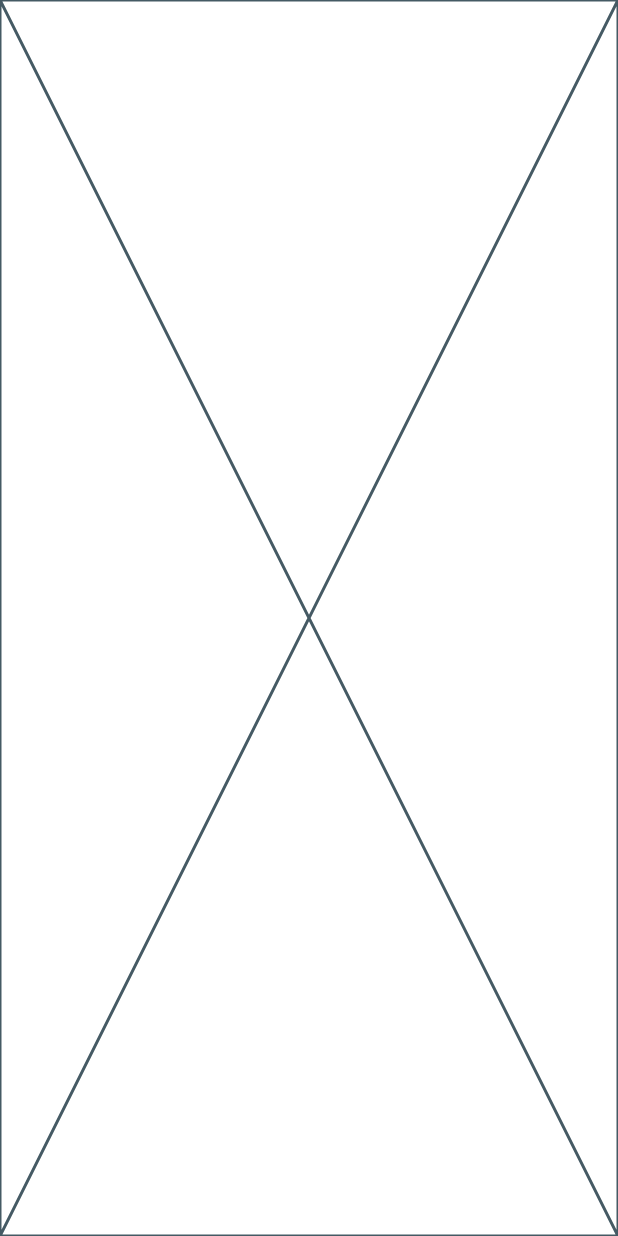
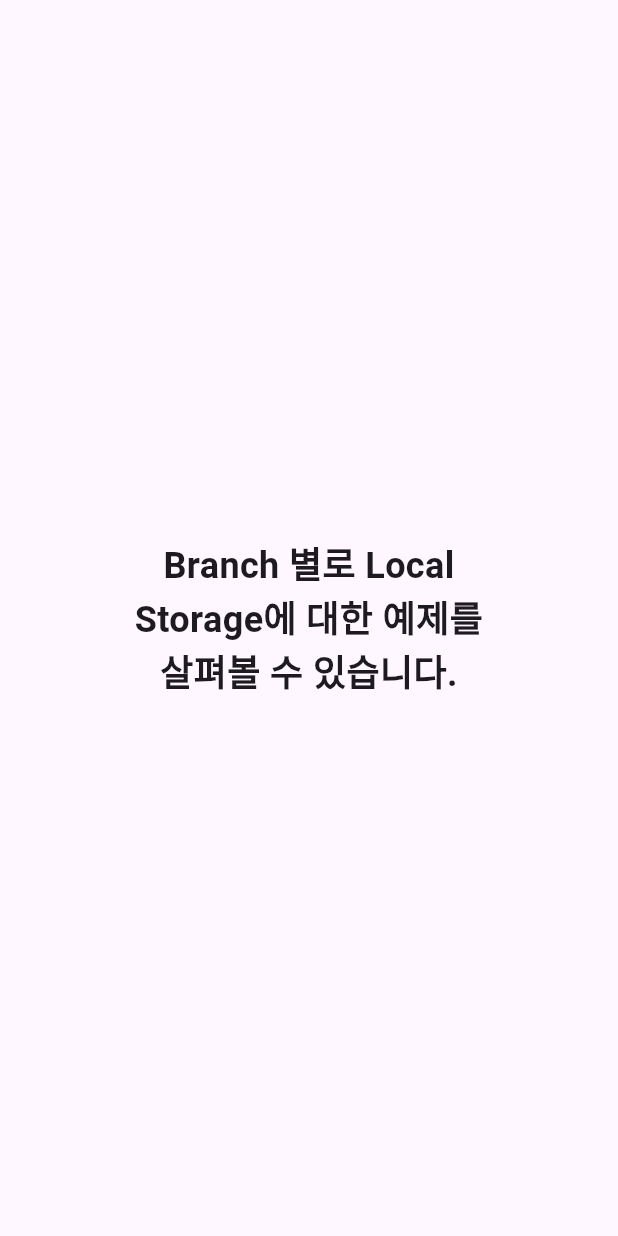
Before and after one commit to seonwooke/flutter-local-storage, a Flutter app: the screen it shows after launch, on a phone screen of 412 x 824 dp. Run offline on Flutter 3.47's test engine with Material 3 defaults, Android fonts, the phone set to English and light mode, and no system bars.

Commit message:
:art: Sample View
Sample View

```diff
--- a/lib/main.dart
+++ b/lib/main.dart
@@ -1,14 +1,7 @@
 import 'package:flutter/material.dart';
 
-void main() {
-  runApp(const MyApp());
+import 'sample_view.dart';
+
+Future<void> main() async {
+  runApp(ExampleView());
 }
-
-class MyApp extends StatelessWidget {
-  const MyApp({super.key});
-
-  @override
-  Widget build(BuildContext context) {
-    return const Placeholder();
-  }
-}
--- /dev/null
+++ b/lib/sample_view.dart
@@ -0,0 +1,28 @@
+import 'package:flutter/material.dart';
+
+class ExampleView extends StatelessWidget {
+  const ExampleView({super.key});
+
+  @override
+  Widget build(BuildContext context) {
+    return const MaterialApp(
+      home: Scaffold(
+        body: Center(
+          child: SizedBox(
+            width: 250,
+            child: Flexible(
+              child: Text(
+                'Branch 별로 Local Storage에 대한 예제를 살펴볼 수 있습니다.',
+                style: TextStyle(
+                  fontSize: 24,
+                  fontWeight: FontWeight.bold,
+                ),
+                textAlign: TextAlign.center,
+              ),
+            ),
+          ),
+        ),
+      ),
+    );
+  }
+}
```
Also changed, not shown: pubspec.yaml (+1 -69 lines), 10 other files.
